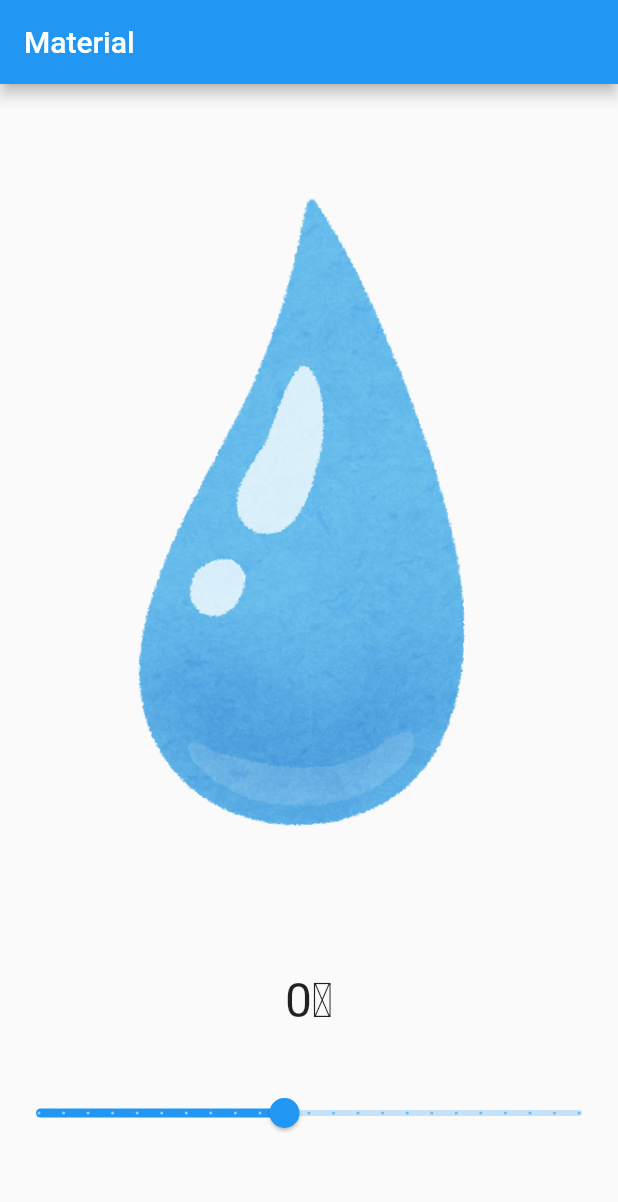
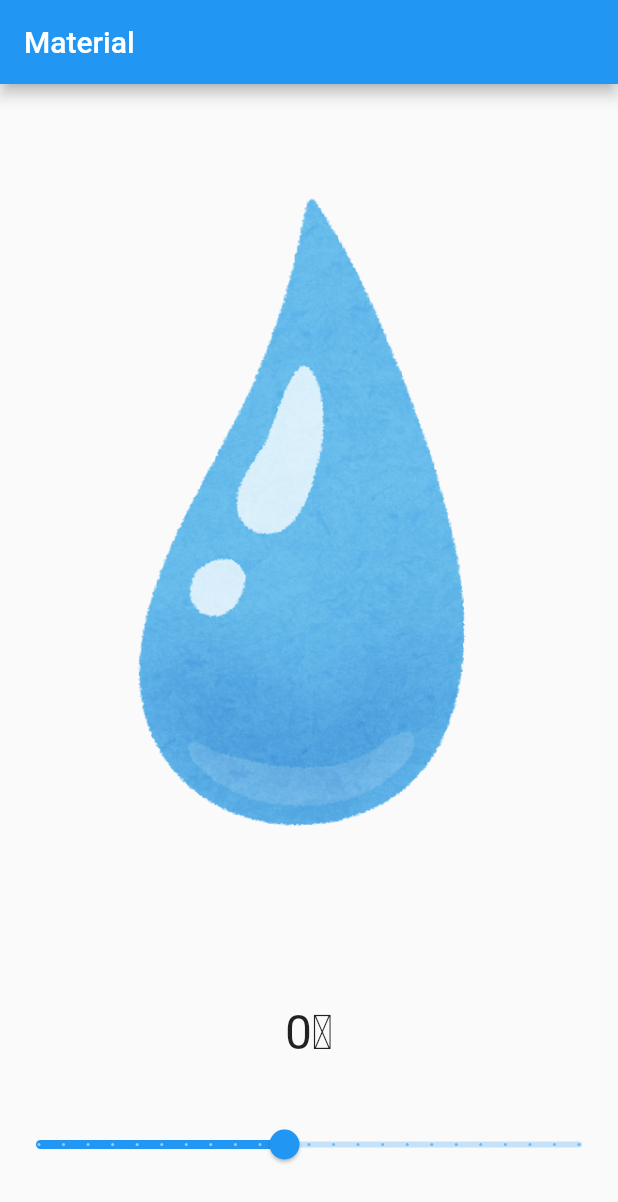
Before and after one commit to Nuu-mA/material, a Flutter app: the screen it shows after launch, on a phone screen of 412 x 824 dp. Shown: the top 1202 px of the screen. Run offline on Flutter 3.47's test engine with Material 2 defaults, Android fonts, the phone set to English and light mode, and no system bars; our stand-ins replace flutter_riverpod, freezed_annotation.

Commit message:
TextStyle指定の冗長性を修正

```diff
--- a/lib/view/templates/material_main/widget.dart
+++ b/lib/view/templates/material_main/widget.dart
@@ -32,6 +32,7 @@ class MaterialMain extends ConsumerWidget {
           child: SizedBox(
             height: 16,
             child: Column(
+              mainAxisAlignment: MainAxisAlignment.center,
               children: <Widget>[
                 DegreesCelsius(temperature: '${temperatureState.temperature}'),
                 const Temperature(),
--- a/lib/view/templates/water/degrees_celsius/widget.dart
+++ b/lib/view/templates/water/degrees_celsius/widget.dart
@@ -11,18 +11,9 @@ class DegreesCelsius extends StatelessWidget {
   Widget build(BuildContext context) {
     return Padding(
       padding: const EdgeInsets.all(16.0),
-      child: Row(
-        mainAxisAlignment: MainAxisAlignment.center,
-        children: <Widget>[
-          Text(
-            _temperature,
-            style: const TextStyle(fontSize: 32),
-          ),
-          Text(
-            String.fromCharCode(8451),
-            style: const TextStyle(fontSize: 32),
-          ) // セルシウス度表記
-        ],
+      child: Text(
+        '$_temperature${String.fromCharCode(8451)}',
+        style: const TextStyle(fontSize: 32),
       ),
     );
   }
```
